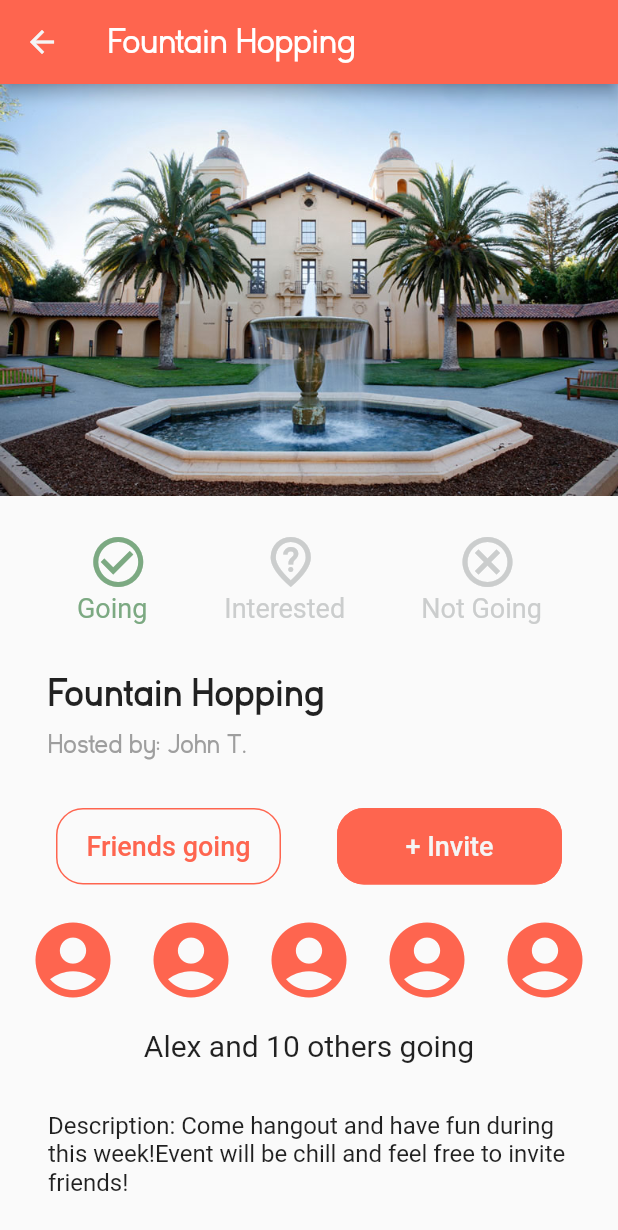
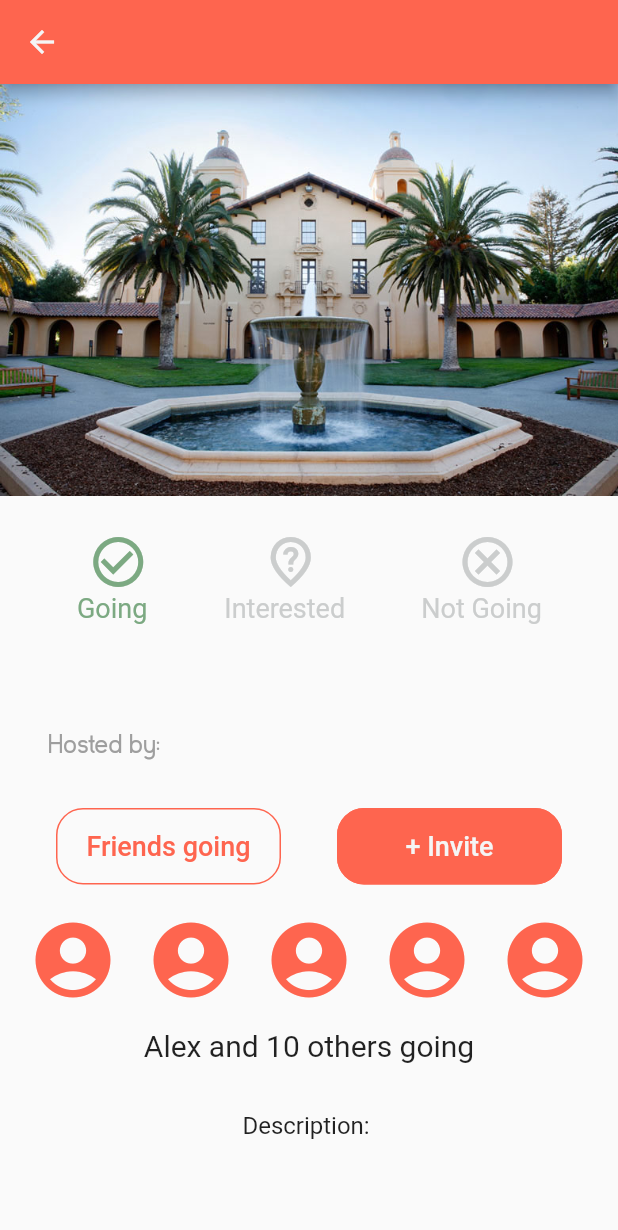
Before and after one commit to alee8599/circles, a Flutter app: the EventCard widget shown alone on an empty page, opened directly with empty values, after a tap on "You and several others", on a phone screen of 412 x 824 dp. Shown: the top 1230 px of the screen. Run offline on Flutter 3.47's test engine with Material 2 defaults, Android fonts, the phone set to English and light mode, and no system bars; our stand-ins replace cloud_firestore, date_time_picker, firebase_auth, firebase_core, flutter_svg, fluttertoast and 2 more; missing offline and left inert: place_picker; accounts and stored records are empty.

Commit message:
connected event cards to event screens

```diff
--- a/lib/components/event_card.dart
+++ b/lib/components/event_card.dart
@@ -19,7 +19,7 @@ class EventCard extends StatelessWidget {
         onTap: () {
           Navigator.push(
             context,
-            MaterialPageRoute(builder: (context) => EventPage()),
+            MaterialPageRoute(builder: (context) => EventPage(event: event)),
           );
         },
         child: Card(
--- a/lib/screens/create_circle.dart
+++ b/lib/screens/create_circle.dart
@@ -15,7 +15,7 @@ class _CreateCircleState extends State<CreateCircle> {
 
   Widget build(BuildContext context) {
     return Scaffold(
-        backgroundColor: const Color(0xFAFAFA),
+      backgroundColor: Colors.white,
       appBar: AppBar(
           title: Text(
         "Create Your Circle",
--- a/lib/screens/single_event_screen.dart
+++ b/lib/screens/single_event_screen.dart
@@ -1,7 +1,12 @@
 import 'package:circles/theme.dart';
 import 'package:flutter/material.dart';
+import 'package:circles/models/event.dart';
 
 class EventPage extends StatefulWidget {
+  Event event;
+
+  EventPage({this.event});
+
   @override
   _EventPage createState() => _EventPage();
 }
@@ -41,7 +46,7 @@ class _EventPage extends State<EventPage> {
                 Container(
                   padding: const EdgeInsets.only(bottom: 8),
                   child: Text(
-                    'Fountain Hopping',
+                    widget.event.name,
                     style: TextStyle(
                         fontWeight: FontWeight.bold,
                         fontSize: 26.0,
@@ -49,7 +54,7 @@ class _EventPage extends State<EventPage> {
                   ),
                 ),
                 Text(
-                  'Hosted by: John T.',
+                  'Hosted by: ${widget.event.host}',
                   style: TextStyle(
                       color: Colors.grey[500],
                       fontSize: 18.0,
@@ -123,8 +128,7 @@ class _EventPage extends State<EventPage> {
       padding: const EdgeInsets.all(32),
       child: Text(
         'Description: '
-        'Come hangout and have fun during this week!'
-        'Event will be chill and feel free to invite friends!',
+        '${widget.event.description}',
         softWrap: true,
         style: TextStyle(
           fontSize: 16.0,
@@ -136,7 +140,7 @@ class _EventPage extends State<EventPage> {
       //title: 'Welcome to Flutter',s
       home: Scaffold(
         appBar: AppBar(
-          title: Text('Fountain Hopping',
+          title: Text(widget.event.name,
               style: TextStyle(fontSize: 24.0, fontFamily: "Kayak Sans")),
           backgroundColor: RedOrange,
           automaticallyImplyLeading: true,
```
Lines whose indentation alone changed are shown as unchanged.
